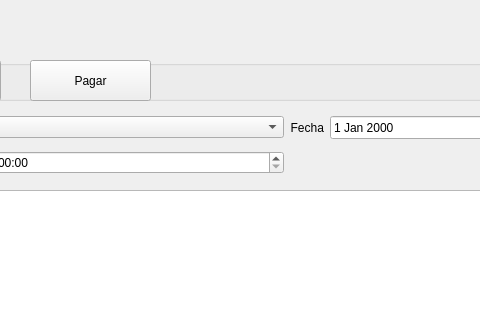
First picture: the form in ui/qt/reserva_page.ui, repository i82camud/Club_Padel, before the edit; both pictures show x 440 to 920 and y 0 to 320 of the 1080 by 770 pixel window.
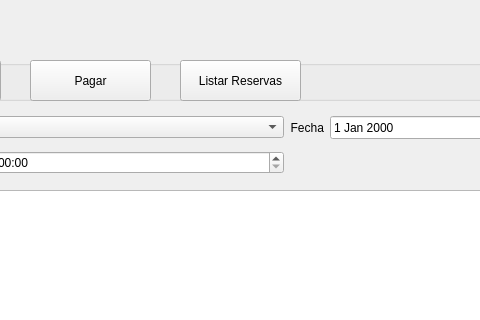
Second picture: the form after the edit.

Commit message: Pagos y Reservas

The edit to the form file:
```diff
--- a/ui/qt/reserva_page.ui
+++ b/ui/qt/reserva_page.ui
@@ -90,6 +90,19 @@
      <string>Pagar</string>
     </property>
    </widget>
+   <widget class="QPushButton" name="btn_listar">
+    <property name="geometry">
+     <rect>
+      <x>600</x>
+      <y>0</y>
+      <width>121</width>
+      <height>41</height>
+     </rect>
+    </property>
+    <property name="text">
+     <string>Listar Reservas</string>
+    </property>
+   </widget>
   </widget>
   <widget class="QWidget" name="gridLayoutWidget">
    <property name="geometry">
```
The commit also changes 19 other files.
